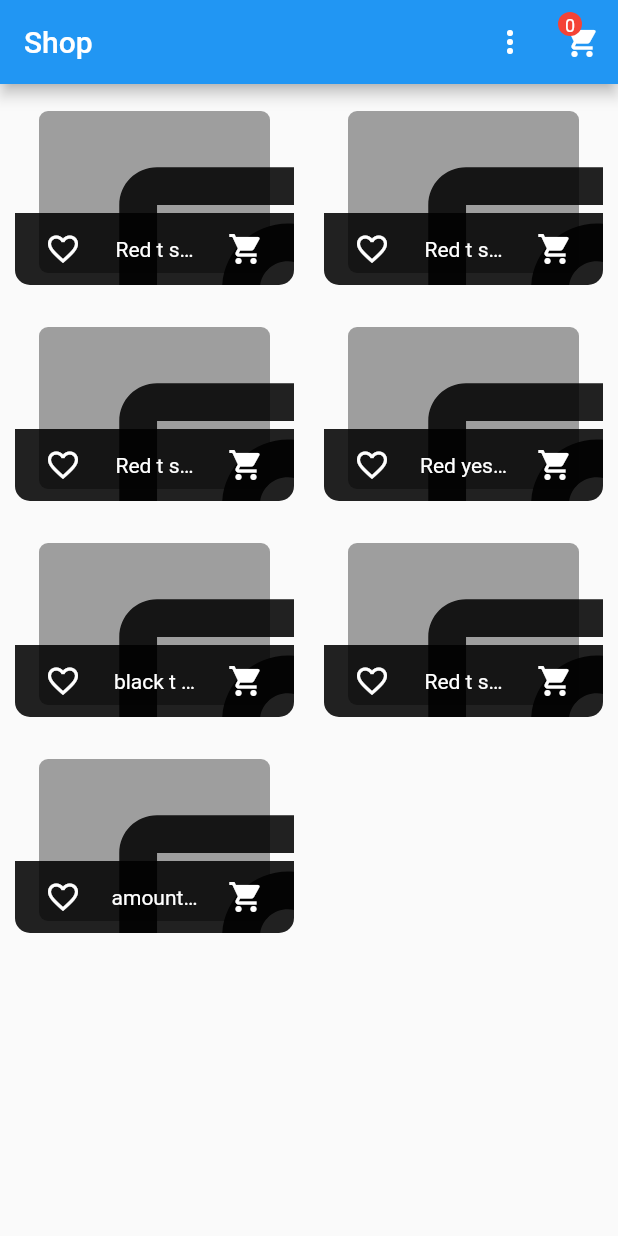
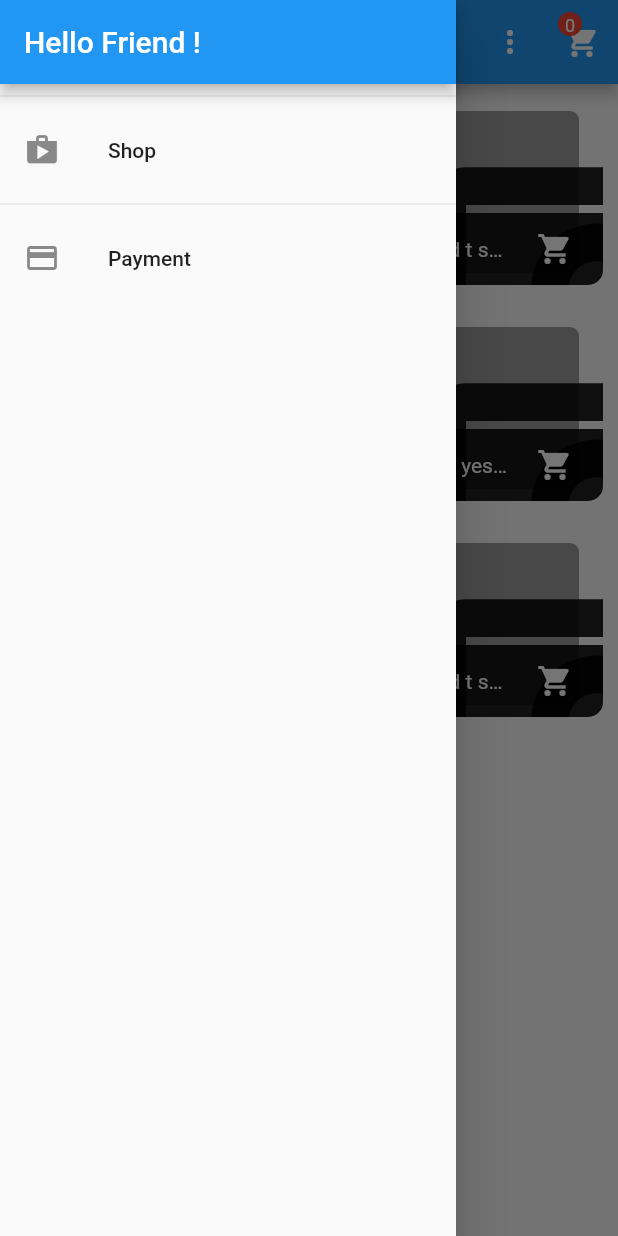
Before and after one commit to ArvindMewada/online-shop, a Flutter app: the screen it shows after launch, with the side drawer open (before the commit the screen has no drawer), on a phone screen of 412 x 824 dp. Run offline on Flutter 3.47's test engine with Material 2 defaults, Android fonts, the phone set to English and light mode, and no system bars.

Commit message:
app drawer is done

```diff
--- a/lib/main.dart
+++ b/lib/main.dart
@@ -1,7 +1,8 @@
 import 'package:flutter/material.dart';
 import 'package:online_shop/providers/cart.dart';
 import 'package:online_shop/providers/order.dart';
-import 'package:online_shop/screens/oreder_details_screen.dart';
+import 'package:online_shop/screens/orders_screen.dart';
+import 'package:online_shop/screens/order_details_screen.dart';
 import 'package:online_shop/screens/product_detail_screen.dart';
 import 'package:provider/provider.dart';
 import './screens/product_overview_screen.dart';
@@ -34,7 +35,7 @@ class MyApp extends StatelessWidget {
           ProductDetailScreen.routeName : (context) => ProductDetailScreen(),
           CartItemScreen.routeName: (context) => CartItemScreen(),
           OrderDetailsScreen.routeName: (context) => OrderDetailsScreen(),
-
+          OrderScreen.routeName:(context)=> OrderScreen(),
         },
       ),
     );
--- a/lib/screens/orders_screen.dart
+++ b/lib/screens/orders_screen.dart
@@ -1,10 +1,12 @@
 import 'package:flutter/material.dart';
+import 'package:online_shop/widgets/app_drawer.dart';
 
 class OrderScreen extends StatelessWidget {
+  static const routeName = "/order-screen";
   @override
   Widget build(BuildContext context) {
     return Scaffold(
-        appBar: AppBar(title: Text("U"),),
+        appBar: AppBar(title: Text("Your order"),),
         body: Container());
   }
 }
--- a/lib/screens/product_detail_screen.dart
+++ b/lib/screens/product_detail_screen.dart
@@ -1,6 +1,6 @@
 import 'package:flutter/material.dart';
-import 'package:online_shop/providers/products.dart';
 import 'package:provider/provider.dart';
+import '../providers/products.dart';
 
 class ProductDetailScreen extends StatelessWidget {
   static const routeName = "/product-details-screen";
--- a/lib/screens/product_overview_screen.dart
+++ b/lib/screens/product_overview_screen.dart
@@ -1,8 +1,9 @@
+import 'package:provider/provider.dart';
 import 'package:flutter/material.dart';
-import 'package:online_shop/providers/cart.dart';
-import 'package:online_shop/widgets/badge.dart';
-import 'package:online_shop/widgets/product_grid.dart';
-import 'package:provider/provider.dart';
+import '../providers/cart.dart';
+import '../widgets/app_drawer.dart';
+import '../widgets/badge.dart';
+import '../widgets/product_grid.dart';
 import '../screens/cart_item_screen.dart';
 
 enum FilterOptions { Favorites, All }
@@ -61,6 +62,7 @@ class _ProductOverviewScreenState extends State<ProductOverviewScreen> {
           ),
         ],
       ),
+      drawer: AppDrawer(),
       body: SafeArea(
         child: ProductGrid(_showOnlyFavorite),
       ),
--- /dev/null
+++ b/lib/widgets/app_drawer.dart
@@ -0,0 +1,33 @@
+import 'package:flutter/material.dart';
+import '../screens/order_details_screen.dart';
+
+class AppDrawer extends StatelessWidget {
+  @override
+  Widget build(BuildContext context) {
+    return Drawer(
+      child: Column(
+        children: [
+          AppBar(title: Text("Hello Friend !"),
+          automaticallyImplyLeading: false,
+          ),
+          Divider(),
+          ListTile(
+            leading: Icon(Icons.shop),
+            title: Text("Shop"),
+            onTap: (){
+              Navigator.of(context).pushReplacementNamed('/');
+            },
+          ),
+          Divider(),
+          ListTile(
+            leading: Icon(Icons.payment),
+            title: Text("Payment"),
+            onTap: (){
+              Navigator.of(context).pushReplacementNamed(OrderDetailsScreen.routeName);
+            },
+          ),
+        ],
+      ),
+    );
+  }
+}
--- a/lib/widgets/order_item.dart
+++ b/lib/widgets/order_item.dart
@@ -1,6 +1,7 @@
 import 'package:flutter/material.dart';
 import 'package:intl/intl.dart';
 import 'package:online_shop/providers/order.dart' as ord;
+import 'package:online_shop/screens/orders_screen.dart';
 
 class OrderItem extends StatelessWidget {
   final ord.OrderItem orderItem;
@@ -15,7 +16,7 @@ class OrderItem extends StatelessWidget {
         subtitle: Text(DateFormat('dd MM yyyy hh:mm').format(orderItem.dateTime)),
         trailing: IconButton(
           onPressed: (){
-
+            Navigator.of(context).pushNamed(OrderScreen.routeName);
           },
           icon: Icon(Icons.expand_more),
         ),
```
Also changed, not shown: lib/screens/cart_item_screen.dart (+3 -4 lines), lib/screens/order_details_screen.dart (renamed from lib/screens/oreder_details_screen.dart, +5 -2 lines).
